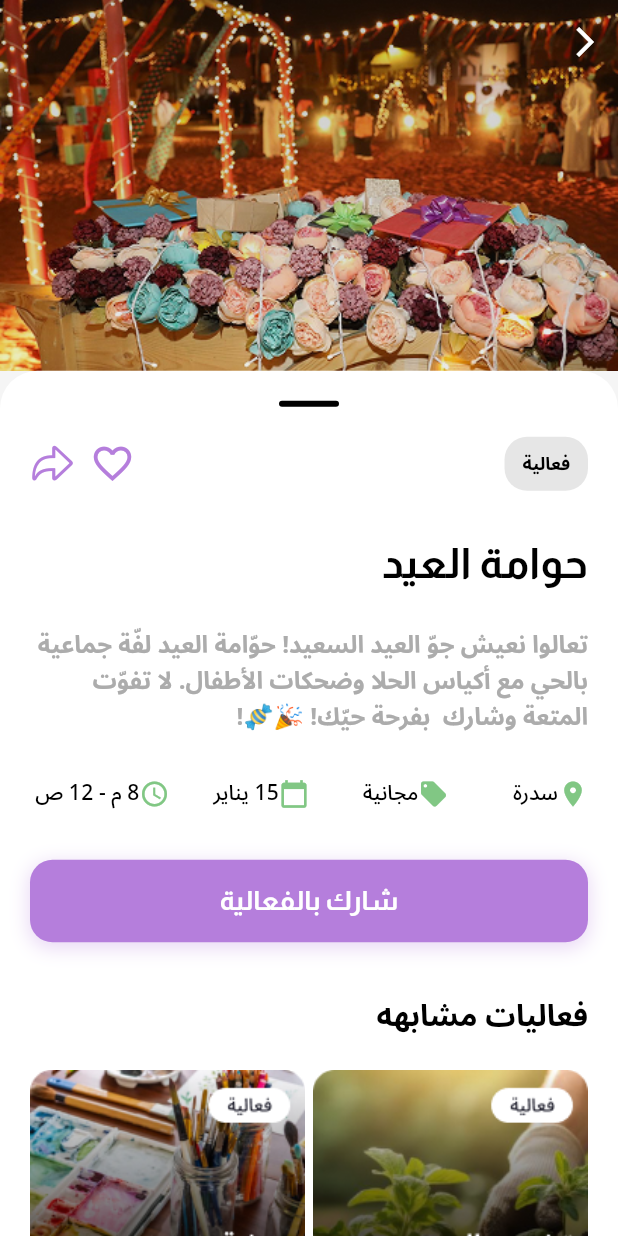
After one commit to Saad0fi/Roshan_Hackathon, a Flutter app: the EventDetailScreen screen opened directly, on a phone screen of 412 x 824 dp. The commit adds this screen. Run offline on Flutter 3.47's test engine with Material 3 defaults, Android fonts, the phone set to English and light mode, and no system bars; our stand-ins replace easy_localization, google_fonts, pin_code_fields, shared_preferences, smooth_page_indicator, story_view; missing offline and left inert: glow_bottom_app_bar, phone_form_field; accounts and stored records are empty.

Commit message:
activiy page

```diff
--- /dev/null
+++ b/lib/feature/events/screen/event_detail_screen.dart
@@ -0,0 +1,279 @@
+import 'package:flutter/cupertino.dart';
+import 'package:flutter/material.dart';
+import 'package:roshan/feature/theme/app_color.dart';
+
+class EventDetailScreen extends StatelessWidget {
+  const EventDetailScreen({super.key});
+
+  @override
+  Widget build(BuildContext context) {
+    return Directionality(
+      textDirection: TextDirection.rtl,
+      child: Scaffold(
+        extendBodyBehindAppBar: true,
+        appBar: AppBar(
+          backgroundColor: Colors.transparent,
+          elevation: 0,
+          leading: IconButton(
+            icon: Icon(
+              Icons.arrow_back_ios,
+              color: AppColor.whiteColor,
+            ),
+            onPressed: () {
+              Navigator.of(context).pop();
+            },
+          ),
+        ),
+        body: Column(
+          children: [
+            Container(
+              height: MediaQuery.of(context).size.height * 0.3,
+              width: double.infinity,
+              decoration: BoxDecoration(
+                image: DecorationImage(
+                  image: AssetImage("assets/images/Rectangle 1430106656.png"),
+                  fit: BoxFit.cover,
+                ),
+              ),
+            ),
+
+            Expanded(
+              child: Container(
+                width: double.infinity,
+                decoration: BoxDecoration(
+                  color: AppColor.whiteColor,
+                  borderRadius: BorderRadius.only(
+                    topLeft: Radius.circular(25),
+                    topRight: Radius.circular(25),
+                  ),
+                ),
+                child: SingleChildScrollView(
+                  padding: EdgeInsets.all(20),
+                  child: Column(
+                    crossAxisAlignment: CrossAxisAlignment.start,
+                    children: [
+                      Center(
+                        child: Container(
+                          width: 40,
+                          height: 4,
+                          decoration: BoxDecoration(
+                            color: AppColor.blackColor,
+                            borderRadius: BorderRadius.circular(2),
+                          ),
+                        ),
+                      ),
+                      SizedBox(height: 20),
+
+                      Row(
+                        mainAxisAlignment: MainAxisAlignment.spaceBetween,
+                        children: [
+                          Container(
+                            padding: EdgeInsets.symmetric(
+                              horizontal: 12,
+                              vertical: 6,
+                            ),
+                            decoration: BoxDecoration(
+                              color: AppColor.lightGreyColor.withOpacity(0.3),
+                              borderRadius: BorderRadius.circular(15),
+                            ),
+                            child: Text(
+                              "فعالية",
+                              style: TextStyle(
+                                color: AppColor.blackColor,
+                                fontSize: 12,
+                                fontWeight: FontWeight.bold,
+                              ),
+                            ),
+                          ),
+                          Row(
+                            children: [
+                              Icon(
+                                Icons.favorite_border,
+                                color: AppColor.purpleColor,
+                                size: 30,
+                              ),
+                              SizedBox(width: 10),
+                              Icon(
+                                CupertinoIcons.arrowshape_turn_up_right,
+                                color: AppColor.purpleColor,
+                                size: 30,
+                              ),
+                            ],
+                          ),
+                        ],
+                      ),
+                      SizedBox(height: 20),
+
+                      Text(
+                        "حوامة العيد",
+                        style: TextStyle(
+                          fontSize: 28,
+                          fontWeight: FontWeight.bold,
+                          color: AppColor.blackColor,
+                          fontFamily: 'Almarai',
+                        ),
+                      ),
+                      SizedBox(height: 15),
+
+                      Text(
+                        "تعالوا نعيش جوّ العيد السعيد! حوّامة العيد لفّة جماعية بالحي مع أكياس الحلا وضحكات الأطفال. لا تفوّت المتعة وشارك  بفرحة حيّك! 🎉🍬!",
+                        style: TextStyle(
+                          fontSize: 16,
+                          color: AppColor.lightGreyColor,
+                          height: 1.5,
+                        ),
+                      ),
+                      SizedBox(height: 25),
+
+                      Row(
+                        children: [
+                          Expanded(
+                            child: Row(
+                              children: [
+                                Icon(
+                                  Icons.location_on,
+                                  color: AppColor.greenColor,
+                                  size: 20,
+                                ),
+                                SizedBox(height: 5),
+                                Text(
+                                  "سدرة",
+                                  style: TextStyle(
+                                    fontSize: 14,
+                                    color: AppColor.blackColor,
+                                    fontWeight: FontWeight.w500,
+                                  ),
+                                ),
+                              ],
+                            ),
+                          ),
+                          Expanded(
+                            child: Row(
+                              children: [
+                                Icon(
+                                  Icons.local_offer,
+                                  color: AppColor.greenColor,
+                                  size: 20,
+                                ),
+                                Text(
+                                  "مجانية",
+                                  style: TextStyle(
+                                    fontSize: 14,
+                                    color: AppColor.blackColor,
+                                    fontWeight: FontWeight.w500,
+                                  ),
+                                ),
+                              ],
+                            ),
+                          ),
+                          Expanded(
+                            child: Row(
+                              children: [
+                                Icon(
+                                  Icons.calendar_today,
+                                  color: AppColor.greenColor,
+                                  size: 20,
+                                ),
+                                Text(
+                                  "15 يناير",
+                                  style: TextStyle(
+                                    fontSize: 14,
+                                    color: AppColor.blackColor,
+                                    fontWeight: FontWeight.w500,
+                                  ),
+                                ),
+                              ],
+                            ),
+                          ),
+                          Expanded(
+                            child: Row(
+                              children: [
+                                Icon(
+                                  Icons.access_time,
+                                  color: AppColor.greenColor,
+                                  size: 20,
+                                ),
+
+                                Text(
+                                  "8 م - 12 ص",
+                                  style: TextStyle(
+                                    fontSize: 14,
+                                    color: AppColor.blackColor,
+                                    fontWeight: FontWeight.w500,
+                                  ),
+                                ),
+                              ],
+                            ),
+                          ),
+                        ],
+                      ),
+                      SizedBox(height: 30),
+
+                      Container(
+                        width: double.infinity,
+                        height: 55,
+                        decoration: BoxDecoration(
+                          color: AppColor.purpleColor,
+                          borderRadius: BorderRadius.circular(15),
+                          boxShadow: [
+                            BoxShadow(
+                              color: AppColor.purpleColor.withOpacity(0.3),
+                              spreadRadius: 1,
+                              blurRadius: 10,
+                              offset: Offset(0, 3),
+                            ),
+                          ],
+                        ),
+                        child: Center(
+                          child: Text(
+                            "شارك بالفعالية",
+                            style: TextStyle(
+                              color: AppColor.whiteColor,
+                              fontSize: 18,
+                              fontWeight: FontWeight.bold,
+                              fontFamily: 'Almarai',
+                            ),
+                          ),
+                        ),
+                      ),
+                      SizedBox(height: 30),
+
+                      Text(
+                        "فعاليات مشابهه",
+                        style: TextStyle(
+                          fontSize: 20,
+                          fontWeight: FontWeight.bold,
+                          color: AppColor.blackColor,
+                        ),
+                      ),
+                      SizedBox(height: 15),
+
+                      Row(
+                        children: [
+                          Expanded(
+                            child: Image(
+                              image: AssetImage("assets/images/activity3.png"),
+                              fit: BoxFit.cover,
+                            ),
+                          ),
+                          SizedBox(width: 5),
+                          Expanded(
+                            child: Image(
+                              image: AssetImage("assets/images/activity1.png"),
+                              fit: BoxFit.cover,
+                            ),
+                          ),
+                        ],
+                      ),
+                      SizedBox(height: 20),
+                    ],
+                  ),
+                ),
+              ),
+            ),
+          ],
+        ),
+      ),
+    );
+  }
+}
--- a/lib/feature/home/widget/home_widget.dart
+++ b/lib/feature/home/widget/home_widget.dart
@@ -1,4 +1,5 @@
 import 'package:flutter/material.dart';
+import 'package:roshan/feature/events/screen/event_detail_screen.dart';
 
 class HomeWidget extends StatefulWidget {
    HomeWidget({super.key});
@@ -103,11 +104,29 @@ class _HomeWidgetState extends State<HomeWidget> with TickerProviderStateMixin{
              scrollDirection: Axis.horizontal,
              child:
              Row(children: [
-               Image(image: AssetImage("assets/images/Frame 1410148735.png")),
+               GestureDetector(
+                 onTap: () {
+                   Navigator.of(context).push(
+                     MaterialPageRoute(
+                       builder: (context) => EventDetailScreen(),
+                     ),
+                   );
+                 },
+                 child: Image(image: AssetImage("assets/images/Frame 1410148735.png")),
+               ),
                SizedBox(width: 5,),
                Image(image: AssetImage("assets/images/Frame 1410148734 (1).png")),
                SizedBox(width: 5,),
-               Image(image: AssetImage("assets/images/Frame 1410148735.png")),
+               GestureDetector(
+                 onTap: () {
+                   Navigator.of(context).push(
+                     MaterialPageRoute(
+                       builder: (context) => EventDetailScreen(),
+                     ),
+                   );
+                 },
+                 child: Image(image: AssetImage("assets/images/Frame 1410148735.png")),
+               ),
              ],),
            ),
            SingleChildScrollView(
@@ -116,7 +135,16 @@ class _HomeWidgetState extends State<HomeWidget> with TickerProviderStateMixin{
              Row(children: [
                Image(image: AssetImage("assets/images/Frame 1410148734 (1).png")),
                SizedBox(width: 5,),
-               Image(image: AssetImage("assets/images/Frame 1410148735.png")),
+               GestureDetector(
+                 onTap: () {
+                   Navigator.of(context).push(
+                     MaterialPageRoute(
+                       builder: (context) => EventDetailScreen(),
+                     ),
+                   );
+                 },
+                 child: Image(image: AssetImage("assets/images/Frame 1410148735.png")),
+               ),
                SizedBox(width: 5,),
                Image(image: AssetImage("assets/images/Frame 1410148734 (1).png")),
              ],),
```
Also changed, not shown: assets/images/Rectangle 1430106656.png (added).
